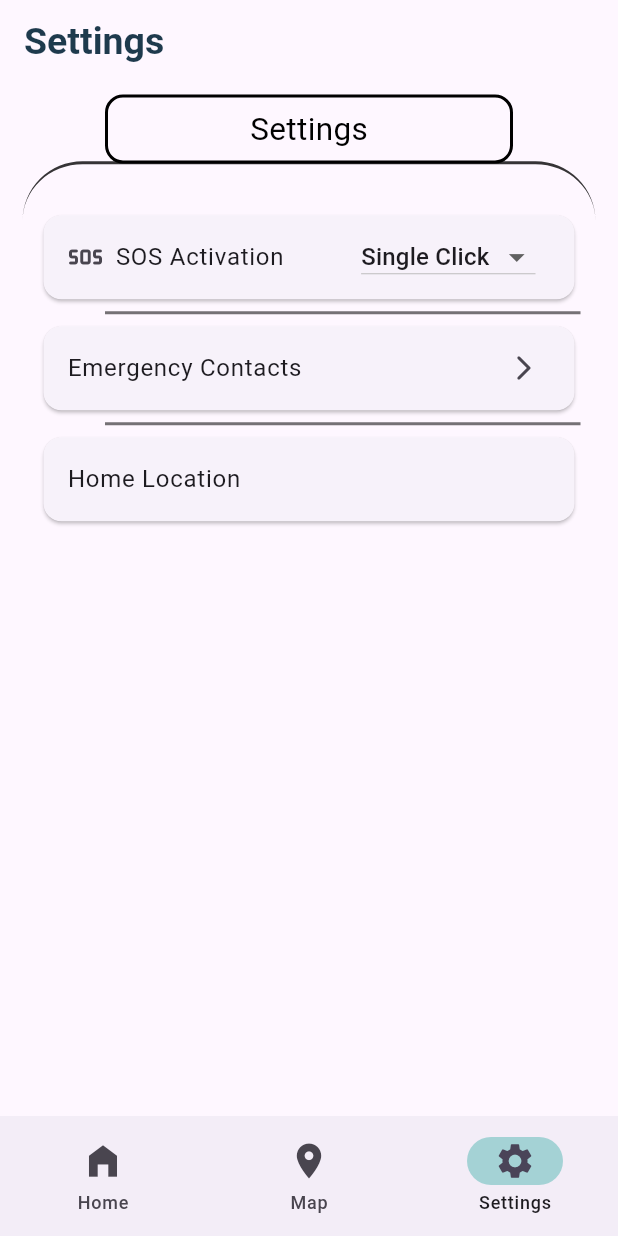
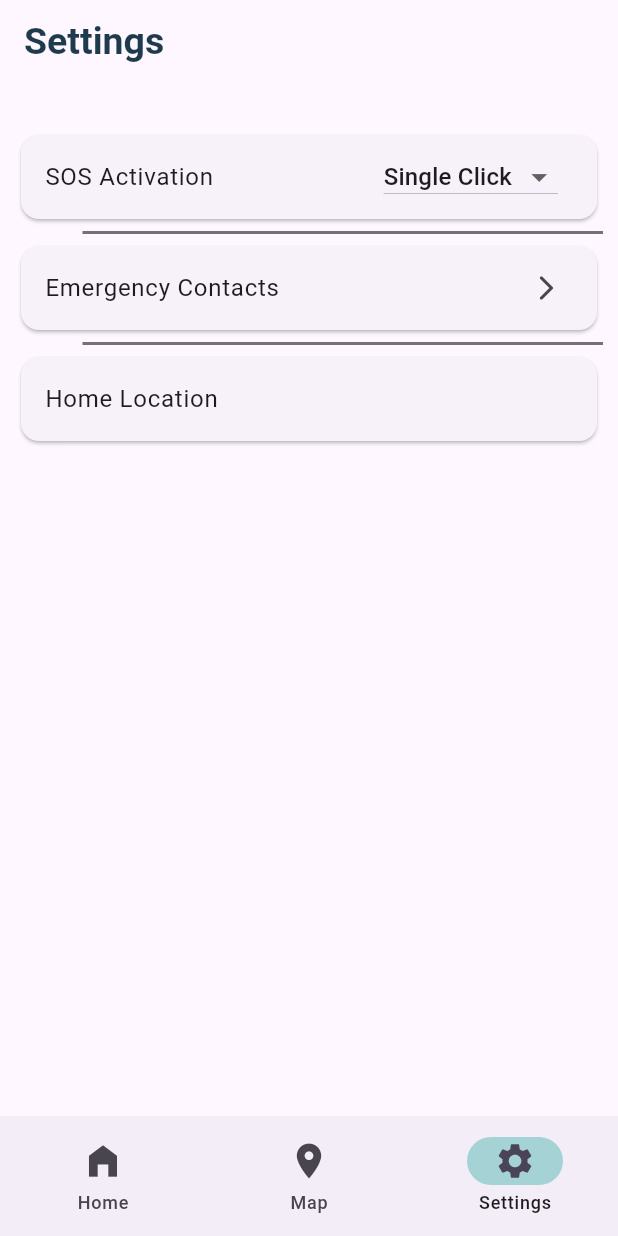
Before and after one commit to ZephLevy/Safe-return, a Flutter app: the screen it shows after launch, swiped to page 3, on a phone screen of 412 x 824 dp. Run offline on Flutter 3.47's test engine with Material 3 defaults, Android fonts, the light colour scheme and no system bars; our stand-ins replace flutter_contacts, geolocator.

Commit message:
Remove old settings label at top of screen and cleaner look

```diff
--- a/lib/pages/settings_page.dart
+++ b/lib/pages/settings_page.dart
@@ -22,7 +22,6 @@ class SettingsPage extends StatelessWidget {
         children: [
           Stack(
             children: [
-              _sosUi(),
               SizedBox(
                 width: double.infinity,
                 height: 600,
@@ -32,28 +31,6 @@ class SettingsPage extends StatelessWidget {
           ),
         ],
       ),
-    );
-  }
-
-  Widget _sosUi() {
-    return Stack(
-      children: [
-        //Settings box
-        Container(
-          margin: EdgeInsets.symmetric(horizontal: 70, vertical: 7),
-          padding: EdgeInsets.all(6),
-          decoration: BoxDecoration(
-            borderRadius: BorderRadius.circular(12),
-            border: Border.all(color: Colors.black, width: 2),
-          ),
-          child: Center(
-            child: Text(
-              "Settings",
-              style: TextStyle(color: Colors.black, fontSize: 21),
-            ),
-          ),
-        ),
-      ],
     );
   }
 }
@@ -80,7 +57,7 @@ class OptionsState extends State<Options> {
           title: "SOS Activation",
           info: "Required number of clicks to activate SOS button",
           trailing: _sosActButton(),
-          leading: Icon(Icons.sos_rounded),
+          //? leading: Icon(Icons.sos_rounded),
         );
 
       case 1:
@@ -100,12 +77,14 @@ class OptionsState extends State<Options> {
     }
   }
 
+//*declared dropdown items for sos activation
   final dditems = [
     'Single Click',
     'Double Click',
     'Triple Click',
     'Quad-Click',
   ];
+
 //*declared dropdown
   String? value;
 
@@ -124,21 +103,6 @@ class OptionsState extends State<Options> {
 
   @override
   Widget build(BuildContext context) {
-    return //Opening box under settings box
-        Container(
-      clipBehavior: Clip.antiAlias,
-      margin: EdgeInsets.symmetric(horizontal: 15, vertical: 51.5),
-      decoration: BoxDecoration(
-        border: Border(
-          top: BorderSide(color: const Color.fromARGB(201, 0, 0, 0), width: 2),
-        ),
-        borderRadius: BorderRadius.circular(40),
-      ),
-      child: _scroll(),
-    );
-  }
-
-  Widget _scroll() {
     return ListView.separated(
       padding: EdgeInsets.symmetric(horizontal: 10, vertical: 30),
       itemCount: 3,
```
Also changed, not shown: pubspec.lock.
